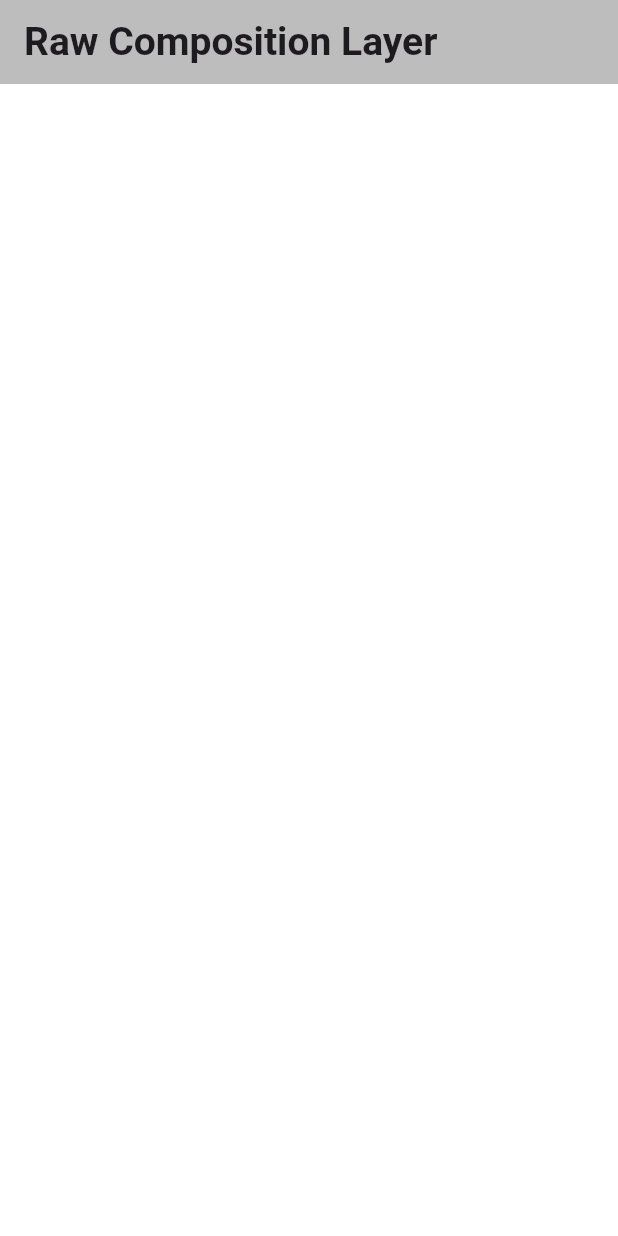
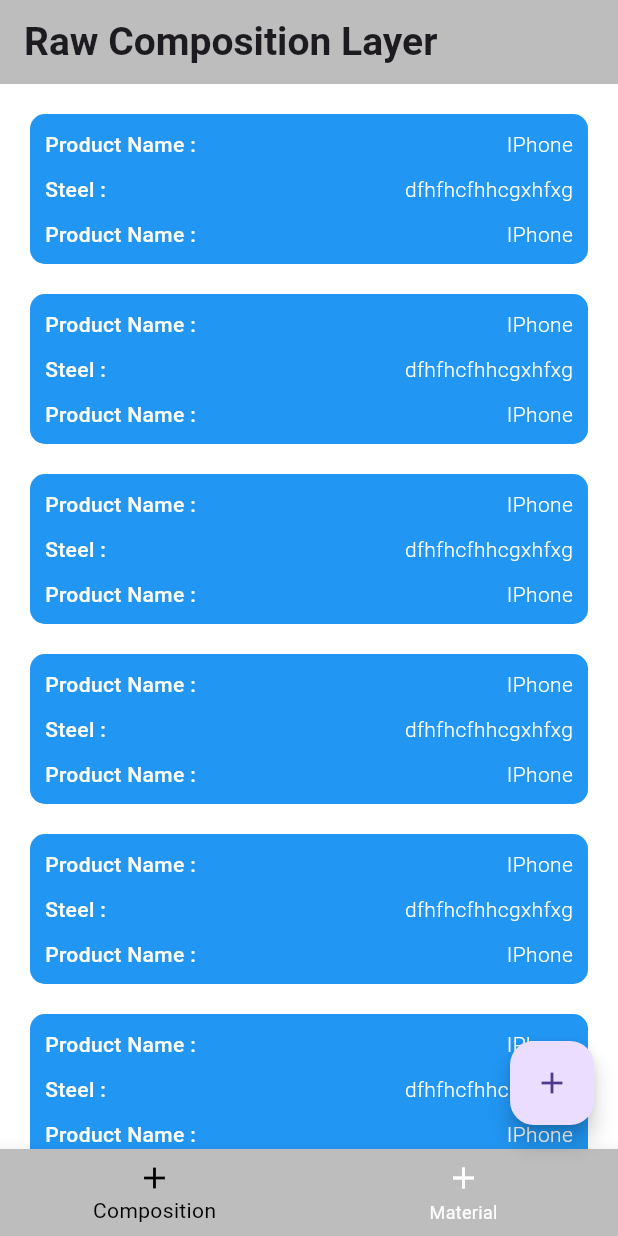
Before and after one commit to Datrix001/Raw-Material-Management-System, a Flutter app: the screen it shows after launch, on a phone screen of 412 x 824 dp. Run offline on Flutter 3.47's test engine with Material 3 defaults, Android fonts, the phone set to English and light mode, and no system bars; drawn by our look-alikes of flutter_slidable; our stand-ins replace google_fonts; Roboto replaces fonts that are missing (Ubuntu).

Commit message:
Basic Home Page Layout Completed
Added Static Layout for composition page and fixed some Theme bug

```diff
--- a/lib/main.dart
+++ b/lib/main.dart
@@ -1,5 +1,6 @@
 import 'package:flutter/material.dart';
 import 'package:rmms/presentation/pages/composition.dart';
+import 'package:rmms/presentation/pages/home.dart';
 import 'package:rmms/presentation/pages/material.dart';
 import 'package:rmms/presentation/utils/theme.dart';
 
@@ -16,9 +17,11 @@ class MainApp extends StatelessWidget {
       themeMode: ThemeMode.system,
       darkTheme: MyTheme.darkTheme,
       theme: MyTheme.lightTheme,
+      debugShowCheckedModeBanner: false,
       initialRoute: "/",
       routes: {
-        "/" : (context) => Composition(),
+        "/" : (context) => HomePage(),
+        "/composition":(context)=>Composition(),
         "/material" : (context) => MaterialLayer()
       },
     );
--- a/lib/presentation/pages/composition.dart
+++ b/lib/presentation/pages/composition.dart
@@ -1,4 +1,5 @@
 import 'package:flutter/material.dart';
+import 'package:flutter_slidable/flutter_slidable.dart';
 import 'package:rmms/presentation/utils/fonts.dart';
 
 class Composition extends StatelessWidget {
@@ -6,10 +7,83 @@ class Composition extends StatelessWidget {
 
   @override
   Widget build(BuildContext context) {
-    return Scaffold(
-      appBar: AppBar(
-        title: Text("Raw Composition Layer",style: CustomFonts.title,),
-      ),
+    return ListView.builder(
+      itemCount: 6,
+      // padding: EdgeInsets.only(top: 20, left: 20, right: 20),
+      itemBuilder: (context, index) {
+        return Padding(
+          padding: const EdgeInsets.only(top: 20,left: 20,right: 20),
+          child: Slidable(
+            startActionPane: ActionPane(
+              motion: StretchMotion(),
+              children: [
+                SlidableAction(
+                  backgroundColor: Colors.green,
+                  borderRadius: BorderRadius.circular(10),
+                  onPressed: (context) {},
+                  icon: Icons.edit,
+                ),
+              ],
+            ),
+            endActionPane: ActionPane(
+              motion: StretchMotion(),
+              children: [
+                SlidableAction(
+                  borderRadius: BorderRadius.circular(10),
+                  backgroundColor: Colors.red,
+                  onPressed: (context) {},
+                  icon: Icons.delete,
+                ),
+              ],
+            ),
+            child: Container(
+              height: 100,
+              // width: double.infinity,
+              decoration: BoxDecoration(
+                color: Colors.blue,
+                borderRadius: BorderRadius.circular(10),
+                boxShadow: const [BoxShadow(color: Colors.black12)],
+              ),
+              // margin: const EdgeInsets.only(bottom: 20),
+              // width: 100,
+              child: Padding(
+                padding: const EdgeInsets.all(10.0),
+                child: Column(
+                  mainAxisAlignment: MainAxisAlignment.spaceBetween,
+                  children: [
+                    Row(
+                      children: [
+                        Text("Product Name :", style: CustomFonts.body),
+                        Spacer(),
+                        Text("IPhone", style: CustomFonts.body1),
+                      ],
+                    ),
+                    SizedBox(height: 10),
+                    Row(
+                      mainAxisAlignment: MainAxisAlignment.spaceBetween,
+                      children: [
+                        Text("Steel :", style: CustomFonts.body),
+                        SizedBox(width: 140),
+                        Text("dfhfhcfhhcgxhfxg", style: CustomFonts.body1),
+                      ],
+                    ),
+                    SizedBox(height: 10),
+                    Row(
+                      mainAxisAlignment: MainAxisAlignment.spaceBetween,
+
+                      children: [
+                        Text("Product Name :", style: CustomFonts.body),
+                        SizedBox(width: 140),
+                        Text("IPhone", style: CustomFonts.body1),
+                      ],
+                    ),
+                  ],
+                ),
+              ),
+            ),
+          ),
+        );
+      },
     );
   }
 }
--- /dev/null
+++ b/lib/presentation/pages/home.dart
@@ -0,0 +1,45 @@
+import 'package:flutter/material.dart';
+import 'package:rmms/presentation/pages/composition.dart';
+import 'package:rmms/presentation/pages/material.dart';
+import 'package:rmms/presentation/utils/fonts.dart';
+
+class HomePage extends StatefulWidget {
+  const HomePage({super.key});
+
+  @override
+  State<HomePage> createState() => _HomePageState();
+}
+
+class _HomePageState extends State<HomePage> {
+  var currentIndex = 0;
+
+  void indexChange(int index) {
+    setState(() {
+      currentIndex = index;
+    });
+  }
+
+  final List<Widget> pages = [Composition(), MaterialLayer()];
+  @override
+  Widget build(BuildContext context) {
+
+    return Scaffold(
+      appBar: AppBar(
+        title: Text("Raw Composition Layer", style: CustomFonts.title),
+      ),
+      floatingActionButton: FloatingActionButton(
+        onPressed: () {},
+        child: Icon(Icons.add),
+      ),
+      bottomNavigationBar: BottomNavigationBar(
+        currentIndex: currentIndex,
+        onTap: indexChange,
+        items: [
+          BottomNavigationBarItem(icon: Icon(Icons.add), label: "Composition"),
+          BottomNavigationBarItem(icon: Icon(Icons.add), label: "Material"),
+        ],
+      ),
+      body: pages[currentIndex],
+    );
+  }
+}
--- a/lib/presentation/pages/material.dart
+++ b/lib/presentation/pages/material.dart
@@ -5,6 +5,13 @@ class MaterialLayer extends StatelessWidget {
 
   @override
   Widget build(BuildContext context) {
-    return Scaffold();
+    return Container(
+      color: Colors.white, // Set a background if needed
+      alignment: Alignment.center, // Align content to center
+      child: Text(
+        "HI",
+        style: TextStyle(fontSize: 24, color: Colors.black), // Visible text
+      ),
+    );
   }
 }
--- a/lib/presentation/utils/fonts.dart
+++ b/lib/presentation/utils/fonts.dart
@@ -1,4 +1,4 @@
-import 'package:flutter/widgets.dart';
+import 'package:flutter/material.dart';
 import 'package:google_fonts/google_fonts.dart';
 
 class CustomFonts {
@@ -7,4 +7,14 @@ class CustomFonts {
     fontSize: 26,
     fontWeight: FontWeight.w600
   );
+
+  static TextStyle body = GoogleFonts.ubuntu(
+    fontWeight: FontWeight.w500,
+    color:Colors.white
+  );
+  static TextStyle body1= GoogleFonts.ubuntu(
+    fontWeight: FontWeight.w300,
+    color:Colors.white
+
+  );
 }
--- a/lib/presentation/utils/theme.dart
+++ b/lib/presentation/utils/theme.dart
@@ -6,15 +6,32 @@ class MyTheme {
     appBarTheme: AppBarTheme(
       backgroundColor: Colors.grey[400]
     ),
-    scaffoldBackgroundColor: Colors.white
+    scaffoldBackgroundColor: Colors.white,
+
+    bottomNavigationBarTheme: BottomNavigationBarThemeData(
+      backgroundColor: Colors.grey[400],
+      selectedItemColor: Colors.black,
+      unselectedItemColor: Colors.white,
+      elevation: 10
+    )
+
+
   );
+
+
   static final darkTheme = ThemeData(
     scaffoldBackgroundColor: Colors.black,
     appBarTheme: AppBarTheme(
       backgroundColor: Colors.grey[800],
-      foregroundColor: Colors.white
+      foregroundColor: Colors.white,
     ),
+    bottomNavigationBarTheme: BottomNavigationBarThemeData(
+      backgroundColor: Colors.grey[800],
+      selectedItemColor: Colors.white,
+      unselectedItemColor: Colors.black,
+      elevation: 10
 
+    )
 
   );
 
--- a/pubspec.yaml
+++ b/pubspec.yaml
@@ -12,6 +12,7 @@ dependencies:
   hive: ^2.2.3
   hive_flutter: ^1.1.0
   google_fonts: ^6.2.1
+  flutter_slidable: ^4.0.0
 
 dev_dependencies:
   flutter_test:
```
Also changed, not shown: pubspec.lock.
